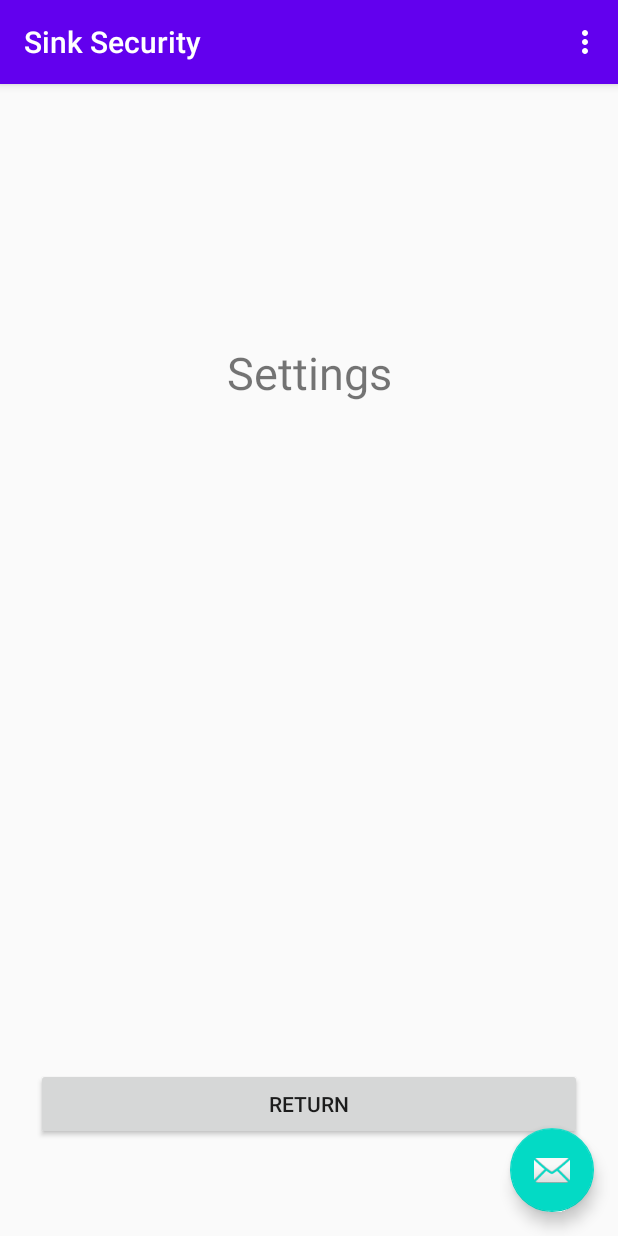
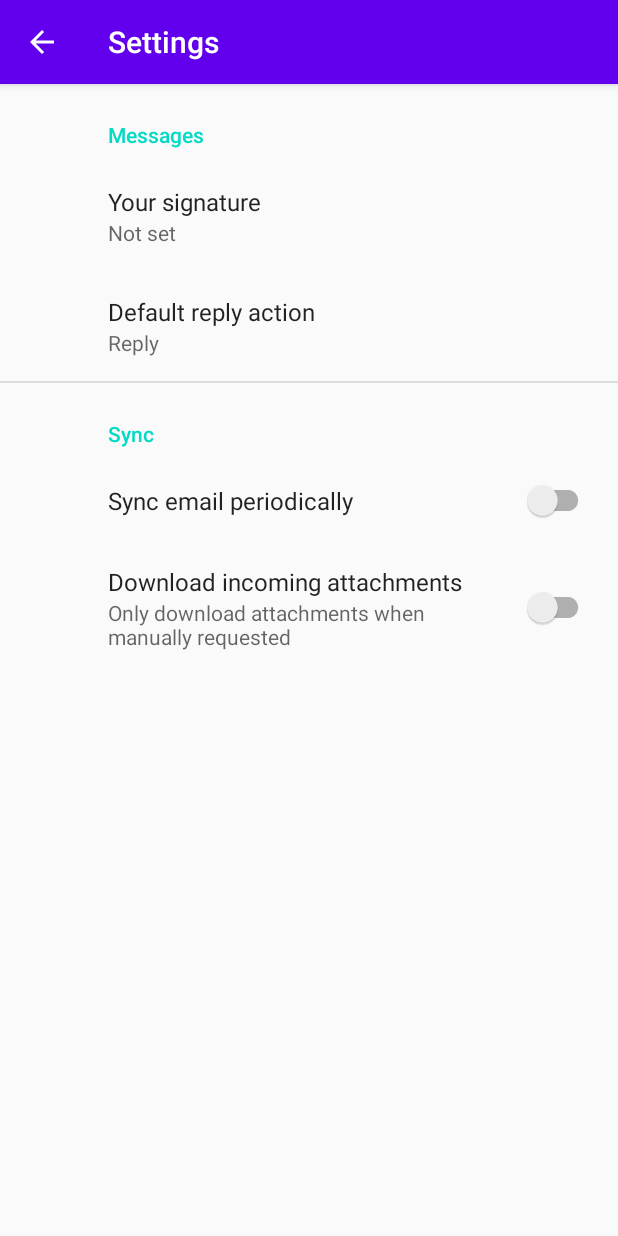
Before and after one commit to CaptainKills/Sink-Security-App, an Android app: the screen it shows after launch (MainActivity before the commit, PreferencesActivity after it), in the options menu, after a tap on "Settings", on a phone screen of 412 x 824 dp. Run offline under Robolectric (Android 15) with nearby library versions, the phone set to English and light mode, and no system bars; our stand-ins replace androidx.preference.

Commit message:
Added PreferencesActivity
Added a PreferencesActivity with which we can create/adjust settings for the application.

```diff
--- a/app/build.gradle
+++ b/app/build.gradle
@@ -29,6 +29,7 @@ dependencies {
     implementation 'androidx.constraintlayout:constraintlayout:2.0.1'
     implementation 'androidx.navigation:navigation-fragment:2.3.0'
     implementation 'androidx.navigation:navigation-ui:2.3.0'
+    implementation 'androidx.preference:preference:1.1.0'
     testImplementation 'junit:junit:4.12'
     androidTestImplementation 'androidx.test.ext:junit:1.1.2'
     androidTestImplementation 'androidx.test.espresso:espresso-core:3.3.0'
--- a/app/src/main/AndroidManifest.xml
+++ b/app/src/main/AndroidManifest.xml
@@ -10,7 +10,11 @@
         android:supportsRtl="true"
         android:theme="@style/AppTheme">
         <activity
-            android:name=".MainActivity"
+            android:name=".activity.PreferencesActivity"
+            android:label="@string/title_activity_settings"
+            android:parentActivityName=".activity.MainActivity"></activity>
+        <activity
+            android:name=".activity.MainActivity"
             android:label="@string/app_name"
             android:theme="@style/AppTheme.NoActionBar">
             <intent-filter>
--- a/app/src/main/java/com/sinksecurity/SettingsFragment.java
+++ /dev/null
@@ -1,38 +0,0 @@
-package com.sinksecurity;
-
-import android.os.Bundle;
-
-import androidx.annotation.NonNull;
-import androidx.annotation.Nullable;
-import androidx.fragment.app.Fragment;
-import androidx.fragment.app.FragmentTransaction;
-
-import android.view.LayoutInflater;
-import android.view.View;
-import android.view.ViewGroup;
-
-public class SettingsFragment extends Fragment {
-
-    @Override
-    public View onCreateView(LayoutInflater inflater, ViewGroup container,
-                             Bundle savedInstanceState) {
-        // Inflate the layout for this fragment
-        return inflater.inflate(R.layout.fragment_settings, container, false);
-    }
-
-    @Override
-    public void onViewCreated(@NonNull View view, @Nullable Bundle savedInstanceState) {
-        super.onViewCreated(view, savedInstanceState);
-
-        View returnButton = view.findViewById(R.id.return_button);
-        returnButton.setOnClickListener(new View.OnClickListener() {
-            @Override
-            public void onClick(View v) {
-                FragmentTransaction transaction = getActivity().getSupportFragmentManager().beginTransaction();
-                transaction.replace(R.id.fragment_container, new FirstFragment());
-                transaction.addToBackStack("Return to FirstFragment");
-                transaction.commit();
-            }
-        });
-    }
-}
--- a/app/src/main/java/com/sinksecurity/MainActivity.java
+++ b/app/src/main/java/com/sinksecurity/activity/MainActivity.java
@@ -1,13 +1,15 @@
-package com.sinksecurity;
+package com.sinksecurity.activity;
 
+import android.content.Intent;
 import android.os.Bundle;
 
 import com.google.android.material.floatingactionbutton.FloatingActionButton;
 import com.google.android.material.snackbar.Snackbar;
+import com.sinksecurity.fragment.FirstFragment;
+import com.sinksecurity.R;
 
 import androidx.appcompat.app.AppCompatActivity;
 import androidx.appcompat.widget.Toolbar;
-import androidx.fragment.app.Fragment;
 import androidx.fragment.app.FragmentTransaction;
 
 import android.view.MenuInflater;
@@ -46,7 +48,6 @@ public class MainActivity extends AppCompatActivity {
 
     @Override
     public boolean onCreateOptionsMenu(Menu menu) {
-        //return super.onCreateOptionsMenu(menu);
         MenuInflater inflater = getMenuInflater();
         inflater.inflate(R.menu.menu_main, menu);
         return true;
@@ -57,13 +58,16 @@ public class MainActivity extends AppCompatActivity {
         // Handle item selection
         switch (item.getItemId()) {
             case R.id.action_settings:
-                FragmentTransaction transaction = getSupportFragmentManager().beginTransaction();
-                transaction.replace(R.id.fragment_container, new SettingsFragment());
-                transaction.addToBackStack("Open Settings Menu");
-                transaction.commit();
-                return true;
+                return goToActivity(PreferencesActivity.class);
             default:
                 return super.onOptionsItemSelected(item);
         }
     }
+
+    private boolean goToActivity(Class activity){
+        Intent intent = new Intent(this, activity);
+        startActivity(intent);
+        return true;
+    }
+
 }
--- /dev/null
+++ b/app/src/main/java/com/sinksecurity/activity/PreferencesActivity.java
@@ -0,0 +1,36 @@
+package com.sinksecurity.activity;
+
+import android.os.Bundle;
+
+import androidx.appcompat.app.ActionBar;
+import androidx.appcompat.app.AppCompatActivity;
+import androidx.preference.PreferenceFragmentCompat;
+
+import com.sinksecurity.R;
+
+public class PreferencesActivity extends AppCompatActivity {
+
+    @Override
+    protected void onCreate(Bundle savedInstanceState) {
+        super.onCreate(savedInstanceState);
+        setContentView(R.layout.settings_activity);
+
+        getSupportFragmentManager()
+                .beginTransaction()
+                .replace(R.id.settings, new SettingsFragment())
+                .commit();
+
+        ActionBar actionBar = getSupportActionBar();
+        if (actionBar != null) {
+            actionBar.setTitle("Settings");
+            actionBar.setDisplayHomeAsUpEnabled(true);
+        }
+    }
+
+    public static class SettingsFragment extends PreferenceFragmentCompat {
+        @Override
+        public void onCreatePreferences(Bundle savedInstanceState, String rootKey) {
+            setPreferencesFromResource(R.xml.root_preferences, rootKey);
+        }
+    }
+}
--- a/app/src/main/java/com/sinksecurity/SecondFragment.java
+++ b/app/src/main/java/com/sinksecurity/fragment/FirstFragment.java
@@ -1,4 +1,4 @@
-package com.sinksecurity;
+package com.sinksecurity.fragment;
 
 import android.os.Bundle;
 import android.view.LayoutInflater;
@@ -9,7 +9,9 @@ import androidx.annotation.NonNull;
 import androidx.fragment.app.Fragment;
 import androidx.fragment.app.FragmentTransaction;
 
-public class SecondFragment extends Fragment {
+import com.sinksecurity.R;
+
+public class FirstFragment extends Fragment {
 
     @Override
     public View onCreateView(
@@ -17,19 +19,19 @@ public class SecondFragment extends Fragment {
             Bundle savedInstanceState
     ) {
         // Inflate the layout for this fragment
-        return inflater.inflate(R.layout.fragment_second, container, false);
+        return inflater.inflate(R.layout.fragment_first, container, false);
     }
 
     public void onViewCreated(@NonNull View view, Bundle savedInstanceState) {
         super.onViewCreated(view, savedInstanceState);
 
-        View previousButton = view.findViewById(R.id.previous_button);
-        previousButton.setOnClickListener(new View.OnClickListener() {
+        View nextButton = view.findViewById(R.id.next_button);
+        nextButton.setOnClickListener(new View.OnClickListener() {
             @Override
             public void onClick(View view) {
                 FragmentTransaction transaction = getActivity().getSupportFragmentManager().beginTransaction();
-                transaction.replace(R.id.fragment_container, new FirstFragment());
-                transaction.addToBackStack("Open FirstFragment");
+                transaction.replace(R.id.fragment_container, new SecondFragment());
+                transaction.addToBackStack("Open SecondFragment");
                 transaction.commit();
             }
         });
--- a/app/src/main/java/com/sinksecurity/FirstFragment.java
+++ b/app/src/main/java/com/sinksecurity/fragment/SecondFragment.java
@@ -1,4 +1,4 @@
-package com.sinksecurity;
+package com.sinksecurity.fragment;
 
 import android.os.Bundle;
 import android.view.LayoutInflater;
@@ -9,7 +9,9 @@ import androidx.annotation.NonNull;
 import androidx.fragment.app.Fragment;
 import androidx.fragment.app.FragmentTransaction;
 
-public class FirstFragment extends Fragment {
+import com.sinksecurity.R;
+
+public class SecondFragment extends Fragment {
 
     @Override
     public View onCreateView(
@@ -17,19 +19,19 @@ public class FirstFragment extends Fragment {
             Bundle savedInstanceState
     ) {
         // Inflate the layout for this fragment
-        return inflater.inflate(R.layout.fragment_first, container, false);
+        return inflater.inflate(R.layout.fragment_second, container, false);
     }
 
     public void onViewCreated(@NonNull View view, Bundle savedInstanceState) {
         super.onViewCreated(view, savedInstanceState);
 
-        View nextButton = view.findViewById(R.id.next_button);
-        nextButton.setOnClickListener(new View.OnClickListener() {
+        View previousButton = view.findViewById(R.id.previous_button);
+        previousButton.setOnClickListener(new View.OnClickListener() {
             @Override
             public void onClick(View view) {
                 FragmentTransaction transaction = getActivity().getSupportFragmentManager().beginTransaction();
-                transaction.replace(R.id.fragment_container, new SecondFragment());
-                transaction.addToBackStack("Open SecondFragment");
+                transaction.replace(R.id.fragment_container, new FirstFragment());
+                transaction.addToBackStack("Open FirstFragment");
                 transaction.commit();
             }
         });
--- a/app/src/main/res/layout/activity_main.xml
+++ b/app/src/main/res/layout/activity_main.xml
@@ -4,7 +4,7 @@
     xmlns:tools="http://schemas.android.com/tools"
     android:layout_width="match_parent"
     android:layout_height="match_parent"
-    tools:context=".MainActivity">
+    tools:context=".activity.MainActivity">
 
     <com.google.android.material.appbar.AppBarLayout
         android:layout_width="match_parent"
--- a/app/src/main/res/layout/fragment_first.xml
+++ b/app/src/main/res/layout/fragment_first.xml
@@ -4,7 +4,7 @@
     xmlns:tools="http://schemas.android.com/tools"
     android:layout_width="match_parent"
     android:layout_height="match_parent"
-    tools:context=".FirstFragment">
+    tools:context=".fragment.FirstFragment">
 
     <Button
         android:id="@+id/next_button"
--- a/app/src/main/res/layout/fragment_second.xml
+++ b/app/src/main/res/layout/fragment_second.xml
@@ -4,7 +4,7 @@
     xmlns:tools="http://schemas.android.com/tools"
     android:layout_width="match_parent"
     android:layout_height="match_parent"
-    tools:context=".SecondFragment">
+    tools:context=".fragment.SecondFragment">
 
     <Button
         android:id="@+id/previous_button"
--- a/app/src/main/res/layout/fragment_settings.xml
+++ /dev/null
@@ -1,35 +0,0 @@
-<?xml version="1.0" encoding="utf-8"?>
-<androidx.constraintlayout.widget.ConstraintLayout xmlns:android="http://schemas.android.com/apk/res/android"
-    xmlns:app="http://schemas.android.com/apk/res-auto"
-    xmlns:tools="http://schemas.android.com/tools"
-    android:id="@+id/frameLayout"
-    android:layout_width="match_parent"
-    android:layout_height="match_parent"
-    tools:context=".SettingsFragment">
-
-    <TextView
-        android:id="@+id/settingsTextView"
-        android:layout_width="wrap_content"
-        android:layout_height="wrap_content"
-        android:layout_marginTop="172dp"
-        android:text="@string/action_settings"
-        android:textSize="30sp"
-        app:layout_constraintEnd_toEndOf="parent"
-        app:layout_constraintStart_toStartOf="parent"
-        app:layout_constraintTop_toTopOf="parent" />
-
-    <Button
-        android:id="@+id/return_button"
-        android:layout_width="0dp"
-        android:layout_height="wrap_content"
-        android:layout_marginStart="24dp"
-        android:layout_marginEnd="24dp"
-        android:layout_marginBottom="32dp"
-        android:text="@string/return_button"
-        app:layout_constraintBottom_toBottomOf="parent"
-        app:layout_constraintEnd_toEndOf="parent"
-        app:layout_constraintHorizontal_bias="0.498"
-        app:layout_constraintStart_toStartOf="parent"
-        app:layout_constraintTop_toBottomOf="@+id/settingsTextView"
-        app:layout_constraintVertical_bias="0.932" />
-</androidx.constraintlayout.widget.ConstraintLayout>
--- /dev/null
+++ b/app/src/main/res/layout/settings_activity.xml
@@ -0,0 +1,9 @@
+<LinearLayout xmlns:android="http://schemas.android.com/apk/res/android"
+    android:layout_width="match_parent"
+    android:layout_height="match_parent">
+
+    <FrameLayout
+        android:id="@+id/settings"
+        android:layout_width="match_parent"
+        android:layout_height="match_parent" />
+</LinearLayout>
--- a/app/src/main/res/menu/menu_main.xml
+++ b/app/src/main/res/menu/menu_main.xml
@@ -1,7 +1,7 @@
 <menu xmlns:android="http://schemas.android.com/apk/res/android"
     xmlns:app="http://schemas.android.com/apk/res-auto"
     xmlns:tools="http://schemas.android.com/tools"
-    tools:context="com.sinksecurity.MainActivity">
+    tools:context="com.sinksecurity.activity.MainActivity">
     <item
         android:id="@+id/action_settings"
         android:orderInCategory="100"
--- /dev/null
+++ b/app/src/main/res/values/arrays.xml
@@ -0,0 +1,12 @@
+<resources>
+    <!-- Reply Preference -->
+    <string-array name="reply_entries">
+        <item>Reply</item>
+        <item>Reply to all</item>
+    </string-array>
+
+    <string-array name="reply_values">
+        <item>reply</item>
+        <item>reply_all</item>
+    </string-array>
+</resources>
--- a/app/src/main/res/values/strings.xml
+++ b/app/src/main/res/values/strings.xml
@@ -8,4 +8,20 @@
     <string name="next_button">Next</string>
     <string name="previous_button">Previous</string>
     <string name="return_button">Return</string>
+    <string name="title_activity_settings">SettingsActivity</string>
+
+    <!-- Preference Titles -->
+    <string name="messages_header">Messages</string>
+    <string name="sync_header">Sync</string>
+
+    <!-- Messages Preferences -->
+    <string name="signature_title">Your signature</string>
+    <string name="reply_title">Default reply action</string>
+
+    <!-- Sync Preferences -->
+    <string name="sync_title">Sync email periodically</string>
+    <string name="attachment_title">Download incoming attachments</string>
+    <string name="attachment_summary_on">Automatically download attachments for incoming emails
+    </string>
+    <string name="attachment_summary_off">Only download attachments when manually requested</string>
 </resources>
--- /dev/null
+++ b/app/src/main/res/xml/root_preferences.xml
@@ -0,0 +1,35 @@
+<PreferenceScreen xmlns:app="http://schemas.android.com/apk/res-auto">
+
+    <PreferenceCategory app:title="@string/messages_header">
+
+        <EditTextPreference
+            app:key="signature"
+            app:title="@string/signature_title"
+            app:useSimpleSummaryProvider="true" />
+
+        <ListPreference
+            app:defaultValue="reply"
+            app:entries="@array/reply_entries"
+            app:entryValues="@array/reply_values"
+            app:key="reply"
+            app:title="@string/reply_title"
+            app:useSimpleSummaryProvider="true" />
+
+    </PreferenceCategory>
+
+    <PreferenceCategory app:title="@string/sync_header">
+
+        <SwitchPreferenceCompat
+            app:key="sync"
+            app:title="@string/sync_title" />
+
+        <SwitchPreferenceCompat
+            app:dependency="sync"
+            app:key="attachment"
+            app:summaryOff="@string/attachment_summary_off"
+            app:summaryOn="@string/attachment_summary_on"
+            app:title="@string/attachment_title" />
+
+    </PreferenceCategory>
+
+</PreferenceScreen>
```
